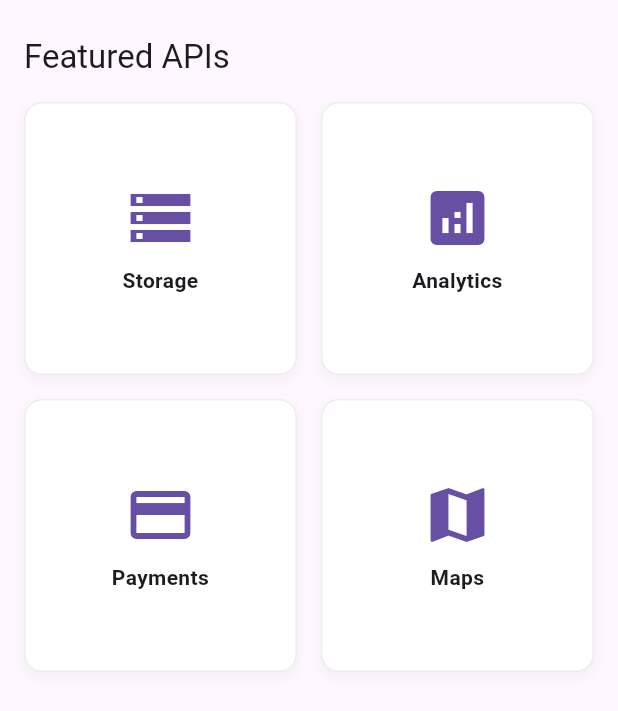
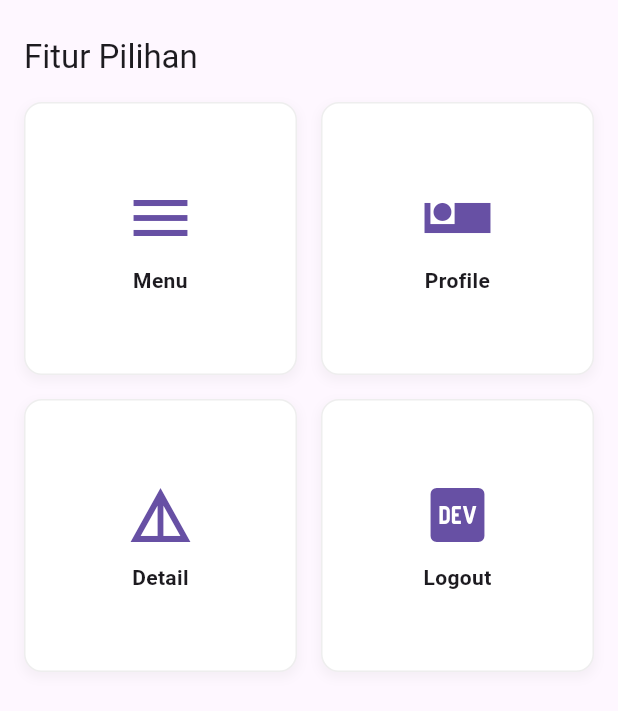
Before and after one commit to TheRabdal/beliinini_app, a Flutter app: the FeaturedApisSection widget shown alone on an empty page, opened directly, on a phone screen of 412 x 824 dp. Shown: the top 711 px of the screen. Run offline on Flutter 3.47's test engine with Material 3 defaults, Android fonts, the phone set to English and light mode, and no system bars; our stand-ins replace bloc, dio, equatable, flutter_bloc, pretty_dio_logger, shared_preferences; missing offline and left inert: floating_logger; accounts and stored records are empty.

Commit message:
fix merubah nama-nama fitur didashboard

```diff
--- a/lib/modules/dashboard/screens/widgets/featured_apis_section.dart
+++ b/lib/modules/dashboard/screens/widgets/featured_apis_section.dart
@@ -12,7 +12,7 @@ class FeaturedApisSection extends StatelessWidget {
         Padding(
           padding: const EdgeInsets.symmetric(horizontal: 16.0),
           child: Text(
-            'Featured APIs',
+            'Fitur Pilihan',
             style: Theme.of(context).textTheme.titleLarge,
           ),
         ),
@@ -26,21 +26,28 @@ class FeaturedApisSection extends StatelessWidget {
             mainAxisSpacing: 16.0,
             children: [
               FeaturedApiItem(
-                icon: Icons.storage,
-                name: 'Storage',
+                icon: Icons.menu_sharp,
+                name: 'Menu',
                 onTap: () {},
               ),
               FeaturedApiItem(
-                icon: Icons.analytics,
-                name: 'Analytics',
+                icon: Icons.airline_seat_individual_suite_sharp,
+                name: 'Profile',
                 onTap: () {},
               ),
               FeaturedApiItem(
-                icon: Icons.payment,
-                name: 'Payments',
+                icon: Icons.details,
+                name: 'Detail',
                 onTap: () {},
               ),
-              FeaturedApiItem(icon: Icons.map, name: 'Maps', onTap: () {}),
+              FeaturedApiItem(
+                icon: Icons.logo_dev,
+                name: 'Logout',
+                onTap: () {
+                  SharedPreference.clearAuthToken();
+                  Navigator.of(context).pushReplacementNamed(LoginPage.route);
+                },
+              ),
             ],
           ),
         ),
```
Also changed, not shown: lib/modules/profile/screens/pages/profile_page.dart (+3 -14 lines).
